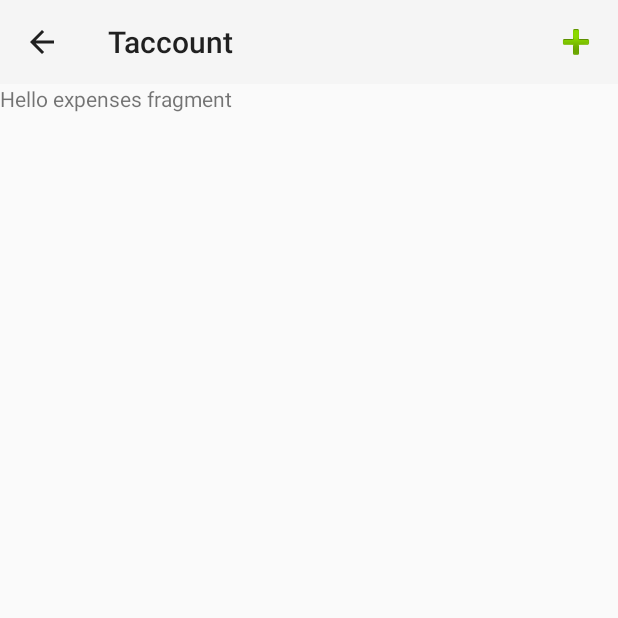
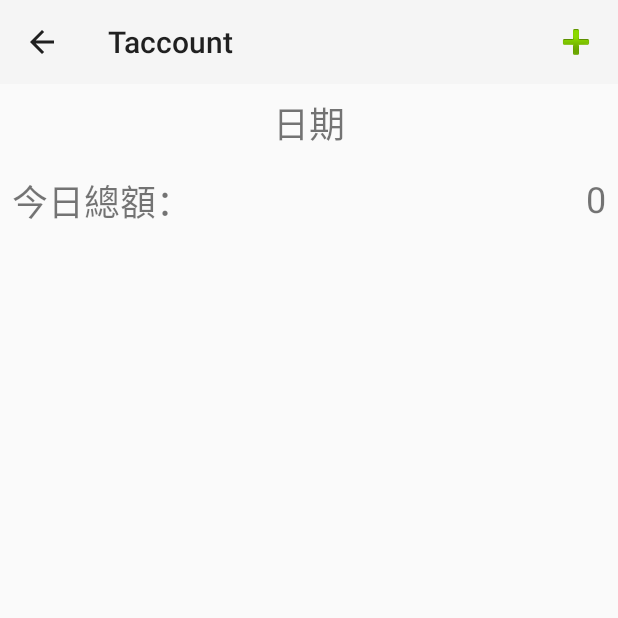
Before and after one commit to tryslu/Taccount, an Android app: the EventActivity screen opened directly, with no data from a screen before it, after a tap on "新增事件", on a phone screen of 412 x 824 dp, the top half of it. Run offline under Robolectric (Android 15) with nearby library versions, the phone set to English and light mode, and no system bars; 2 statements that could not run were skipped.

Commit message:
Modify Event, Expense, ExpensesFragment Layout. Some modify.

```diff
--- a/app/src/main/java/tw/louislu/taccount/EventActivity.java
+++ b/app/src/main/java/tw/louislu/taccount/EventActivity.java
@@ -80,4 +80,19 @@ public class EventActivity extends AppCompatActivity {
         _newExpensesMenuItem = menu.getItem(ZERO);
         return true;
     }
+
+    @Override
+    public boolean onOptionsItemSelected(MenuItem item) {
+        // Handle item selection
+        switch (item.getItemId()){
+            case R.id.action_new:
+                // New Expense
+                try{
+
+                }catch (Exception e){}
+                return true;
+            default:
+                return super.onOptionsItemSelected(item);
+        }
+    }
 }
--- a/app/src/main/java/tw/louislu/taccount/ExpensesFragment.java
+++ b/app/src/main/java/tw/louislu/taccount/ExpensesFragment.java
@@ -15,7 +15,7 @@ import android.view.ViewGroup;
  * A simple {@link Fragment} subclass.
  */
 public class ExpensesFragment extends Fragment {
-
+    private static final float TEXT_SIZE = 24;
 
     public ExpensesFragment() {
         // Required empty public constructor
--- a/app/src/main/java/tw/louislu/taccount/Model/Event.java
+++ b/app/src/main/java/tw/louislu/taccount/Model/Event.java
@@ -50,6 +50,12 @@ public class Event implements Serializable {
         return _simpleDateFormat.format(date);
     }
 
+    //新增一筆支出
+    public void addExpense(String name, int cost, Currency currency){
+        // insert a new expense to db
+        _expenses.add(new Expense(name, cost, currency, _id));
+    }
+
     public String getName(){
         return _name;
     }
--- a/app/src/main/java/tw/louislu/taccount/Model/Taccount.java
+++ b/app/src/main/java/tw/louislu/taccount/Model/Taccount.java
@@ -14,6 +14,7 @@ public class Taccount {
     public Taccount(){}
 
     public void addEvent(Event event){
+        // insert a new event to db
         ((LinkedList<Event>)_eventList).addFirst(event);
     }
 
--- a/app/src/main/res/layout/fragment_expenses.xml
+++ b/app/src/main/res/layout/fragment_expenses.xml
@@ -5,9 +5,58 @@
     tools:context="tw.louislu.taccount.ExpensesFragment">
 
     <!-- TODO: Update blank fragment layout -->
-    <TextView
+
+    <RelativeLayout
         android:layout_width="match_parent"
-        android:layout_height="match_parent"
-        android:text="@string/hello_expenses_fragment" />
+        android:layout_height="match_parent">
+
+        <TextView
+            android:layout_width="match_parent"
+            android:layout_height="wrap_content"
+            android:id="@+id/expenses_dateTextView"
+            android:text="@string/string_date"
+            android:textAlignment="center"
+            android:textSize="24sp"
+            android:paddingTop="@dimen/date_text_padding"
+            android:paddingBottom="@dimen/date_text_padding" />
+
+        <TextView
+            android:text="@string/string_today_total"
+            android:layout_width="wrap_content"
+            android:layout_height="wrap_content"
+            android:id="@+id/expenses_todayTotalTextView"
+            android:textSize="24sp"
+            android:gravity="left|start"
+            android:layout_below="@+id/expenses_dateTextView"
+            android:layout_alignParentLeft="true"
+            android:layout_alignParentStart="true"
+            android:paddingStart="@dimen/text_padding"
+            android:paddingEnd="@dimen/text_padding"
+            android:paddingTop="@dimen/text_padding"
+            android:paddingBottom="@dimen/text_padding" />
+
+        <TextView
+            android:text="@string/string_zero"
+            android:layout_width="wrap_content"
+            android:layout_height="wrap_content"
+            android:layout_below="@+id/expenses_dateTextView"
+            android:layout_alignParentRight="true"
+            android:layout_alignParentEnd="true"
+            android:id="@+id/expenses_totalMoneyTextView"
+            android:textSize="24sp"
+            android:gravity="right|end"
+            android:paddingEnd="@dimen/text_padding"
+            android:paddingStart="@dimen/text_padding"
+            android:paddingTop="@dimen/text_padding"
+            android:paddingBottom="@dimen/text_padding" />
+
+        <ListView
+            android:layout_width="match_parent"
+            android:layout_height="match_parent"
+            android:layout_below="@+id/expenses_todayTotalTextView"
+            android:layout_alignParentLeft="true"
+            android:layout_alignParentStart="true"
+            android:id="@+id/expenses_expensesListView" />
+    </RelativeLayout>
 
 </FrameLayout>
--- a/app/src/main/res/values/dimens.xml
+++ b/app/src/main/res/values/dimens.xml
@@ -5,4 +5,6 @@
     <dimen name="newEventActivity_buttonMargin">64dp</dimen>
     <dimen name="list_item_margin">8dp</dimen>
     <dimen name="list_item_date_margin">4dp</dimen>
+    <dimen name="date_text_padding">8dp</dimen>
+    <dimen name="text_padding">8dp</dimen>
 </resources>
--- a/app/src/main/res/values/strings.xml
+++ b/app/src/main/res/values/strings.xml
@@ -23,6 +23,10 @@
 
     <string name="string_new_taiwan_dollar">新臺幣</string>
 
+    <string name="string_date">日期</string>
+    <string name="string_today_total">今日總額：</string>
+    <string name="string_zero">0</string>
+
     <!-- TODO: Remove or change this placeholder text -->
     <string name="hello_expenses_fragment">Hello expenses fragment</string>
     <string name="hello_wallet_fragment">Hello wallet fragment</string>
```
Also changed, not shown: app/src/main/java/tw/louislu/taccount/Model/Currency.java (+15 -0 lines), app/src/main/java/tw/louislu/taccount/Model/Expense.java (+51 -1 lines).
